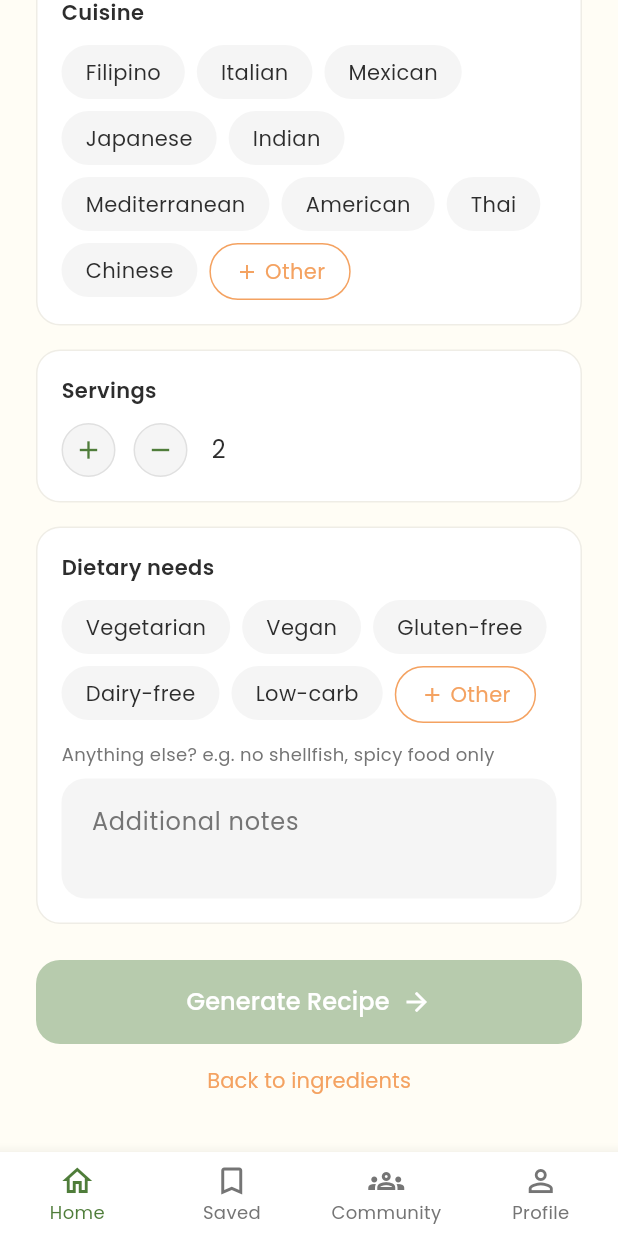
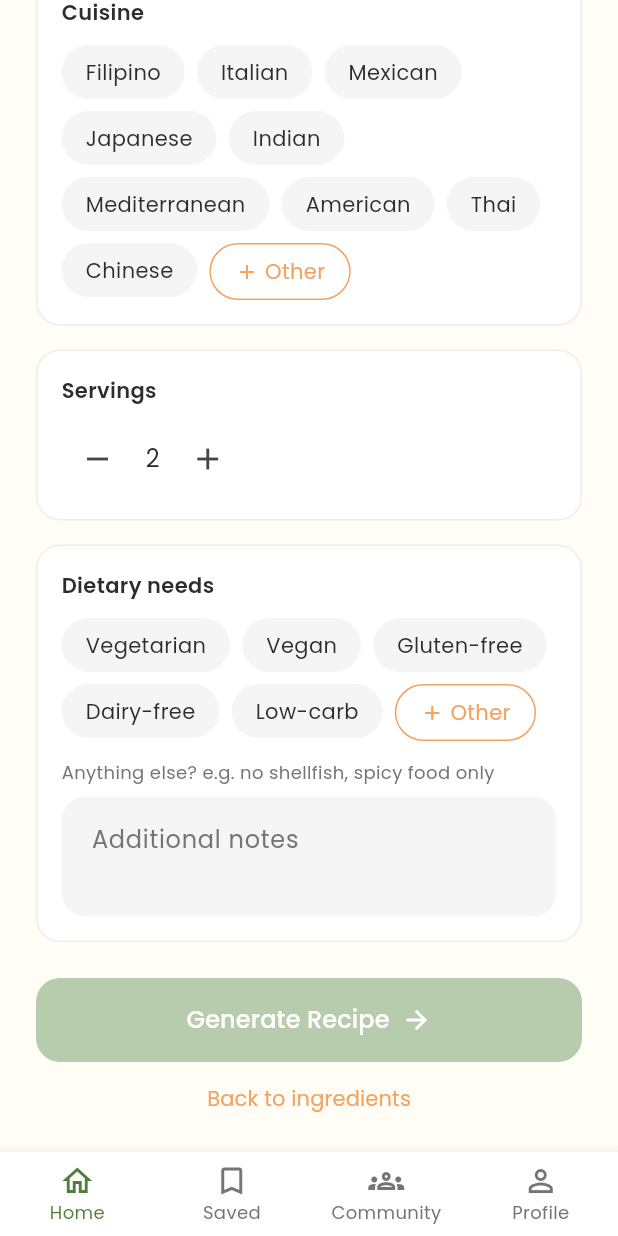
Before and after one commit to thorvax/ai-recipe-generator, a Flutter app: the MainShell screen opened by its route, scrolled down 511 dp, on a phone screen of 412 x 824 dp. Run offline on Flutter 3.47's test engine with Material 3 defaults, Android fonts, the phone set to English and light mode, and no system bars; our stand-ins replace cloud_firestore, firebase_auth, firebase_core, google_fonts; accounts and stored records are empty.

Commit message:
modified the add serving stepper, made it much more pleasing

```diff
--- a/lib/features/generator/widgets/servings_stepper.dart
+++ b/lib/features/generator/widgets/servings_stepper.dart
@@ -23,48 +23,20 @@ class ServingsStepper extends StatelessWidget {
   Widget build(BuildContext context) {
     return Row(
       children: [
-        _RoundButton(
-          icon: Icons.add,
-          onTap: value < max ? () => onChanged(value + 1) : null,
+        IconButton(
+          icon: const Icon(Icons.remove),
+          onPressed: value > min ? () => onChanged(value - 1) : null,
         ),
-        const SizedBox(width: AppSpacing.s12),
-        _RoundButton(
-          icon: Icons.remove,
-          onTap: value > min ? () => onChanged(value - 1) : null,
+
+        const SizedBox(width: AppSpacing.s8),
+        Text('$value', style: AppTextStyles.body1),
+        const SizedBox(width: AppSpacing.s8),
+
+        IconButton(
+          icon: const Icon(Icons.add),
+          onPressed: value < max ? () => onChanged(value + 1) : null,
         ),
-        const SizedBox(width: AppSpacing.s16),
-        Text('$value', style: AppTextStyles.body1),
       ],
     );
   }
 }
-
-class _RoundButton extends StatelessWidget {
-  final IconData icon;
-  final VoidCallback? onTap;
-
-  const _RoundButton({required this.icon, required this.onTap});
-
-  @override
-  Widget build(BuildContext context) {
-    final enabled = onTap != null;
-    return InkWell(
-      customBorder: const CircleBorder(),
-      onTap: onTap,
-      child: Container(
-        width: 36,
-        height: 36,
-        decoration: BoxDecoration(
-          color: AppColors.surface,
-          shape: BoxShape.circle,
-          border: Border.all(color: AppColors.border),
-        ),
-        child: Icon(
-          icon,
-          size: 20,
-          color: enabled ? AppColors.primary : AppColors.textSecondary,
-        ),
-      ),
-    );
-  }
-}
```
